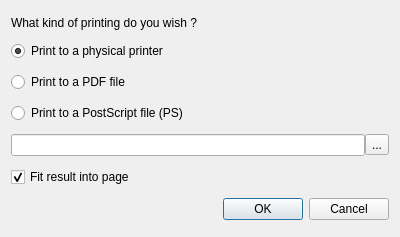
Above: src/dialogs/printdialog.ui from Caneda/Caneda before the change. Below: the same form after it.
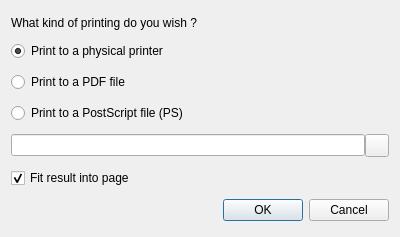
That is the form after the change.

Commit message: Added a qdir model completer to print dialog.

Diff of the .ui file:
```diff
--- a/src/dialogs/printdialog.ui
+++ b/src/dialogs/printdialog.ui
@@ -85,7 +85,7 @@
          <bool>true</bool>
         </property>
         <property name="text">
-         <string>...</string>
+         <string/>
         </property>
        </widget>
       </item>
```
The commit also changes 1 other file.
